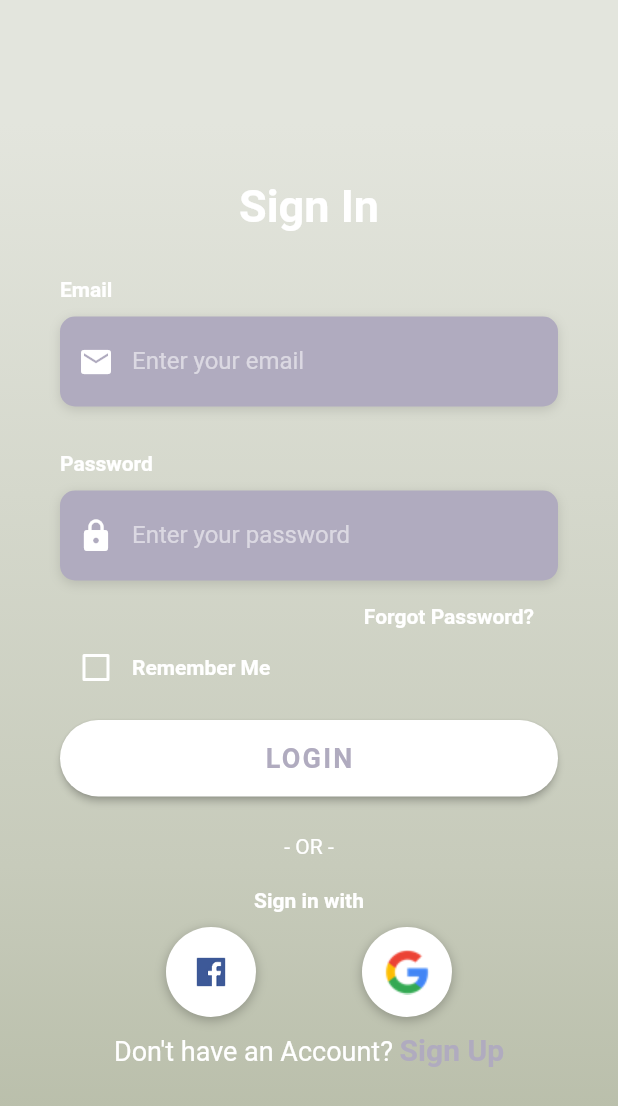
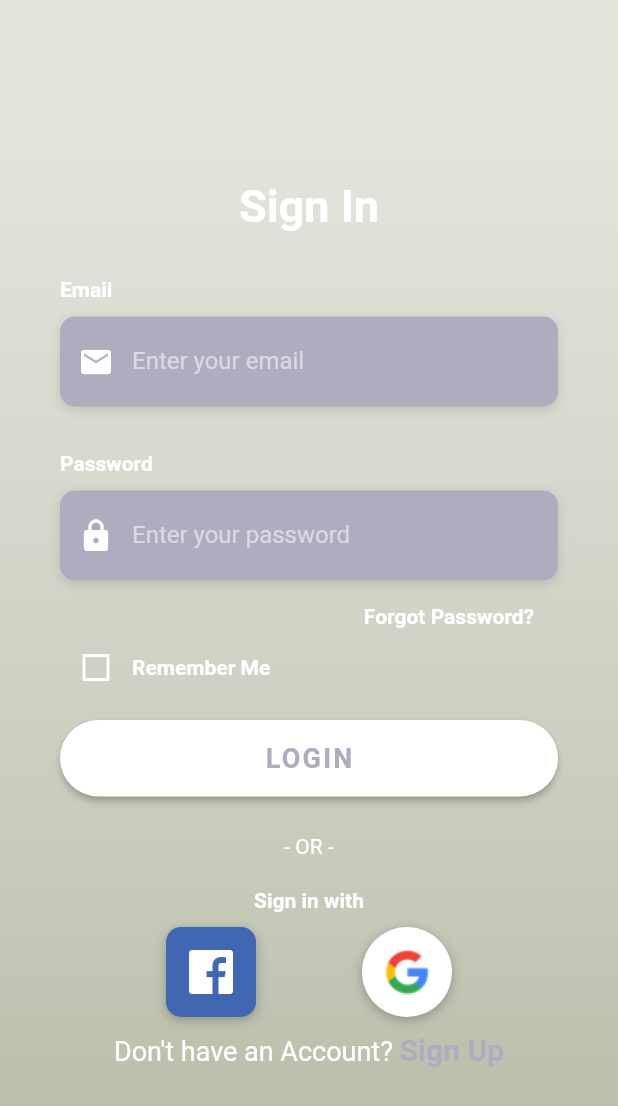
Before and after one commit to KevMamba/Dystopia-Animal-Adoption-App, a Flutter app: the LoginScreen screen opened directly, on a phone screen of 412 x 824 dp. Shown: the top 1106 px of the screen. Run offline on Flutter 3.47's test engine with Material 2 defaults, Android fonts, the phone set to English and light mode, and no system bars; missing offline and left inert: animated_splash; Roboto replaces fonts that are missing (OpenSans).

Commit message:
Splash Screen and Login Page done

```diff
--- a/lib/screens/log_in.dart
+++ b/lib/screens/log_in.dart
@@ -77,8 +77,9 @@ class _LoginScreenState extends State<LoginScreen> {
         height: 60.0,
         width: 60.0,
         decoration: BoxDecoration(
-            shape: BoxShape.circle,
-            color: Colors.white,
+            shape: BoxShape.rectangle,
+            borderRadius: BorderRadius.circular(10.0),
+            color: Color(0xFF4267B2),
             boxShadow: [
               BoxShadow(
                 color: Colors.black26,
```
Also changed, not shown: lib/main.dart (+7 -1 lines), pubspec.yaml (+2 -6 lines), assets/images/2.0x/facebook-logo.png, assets/images/3.0x/facebook-logo.png, assets/images/facebook-logo.png, pubspec.lock, 3 other files.
